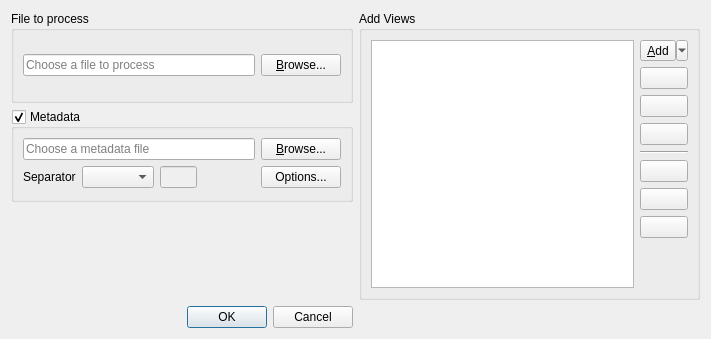
The window that lib/ui/process_data_dialog.ui (metgem/metgem) describes before a commit, drawn with Qt 5.
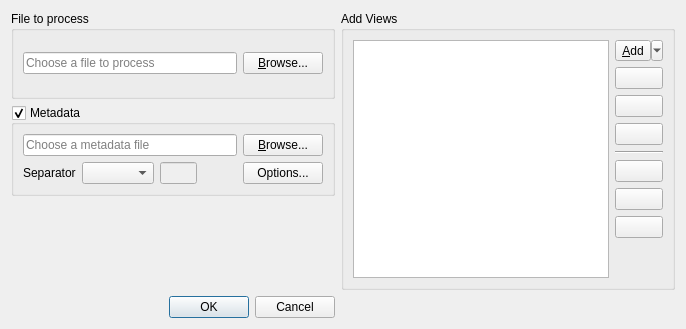
The same window after the commit. Icons and pictures are not drawn. Custom widgets are drawn as their Qt base class.

Commit message: Remove more button in process data dialog

```diff
--- a/lib/ui/process_data_dialog.ui
+++ b/lib/ui/process_data_dialog.ui
@@ -5,20 +5,6 @@
   <property name="windowModality">
    <enum>Qt::ApplicationModal</enum>
   </property>
-  <property name="geometry">
-   <rect>
-    <x>0</x>
-    <y>0</y>
-    <width>711</width>
-    <height>339</height>
-   </rect>
-  </property>
-  <property name="sizePolicy">
-   <sizepolicy hsizetype="Fixed" vsizetype="Fixed">
-    <horstretch>0</horstretch>
-    <verstretch>0</verstretch>
-   </sizepolicy>
-  </property>
   <property name="windowTitle">
    <string>Process File</string>
   </property>
```
The commit also changes 1 other file.
